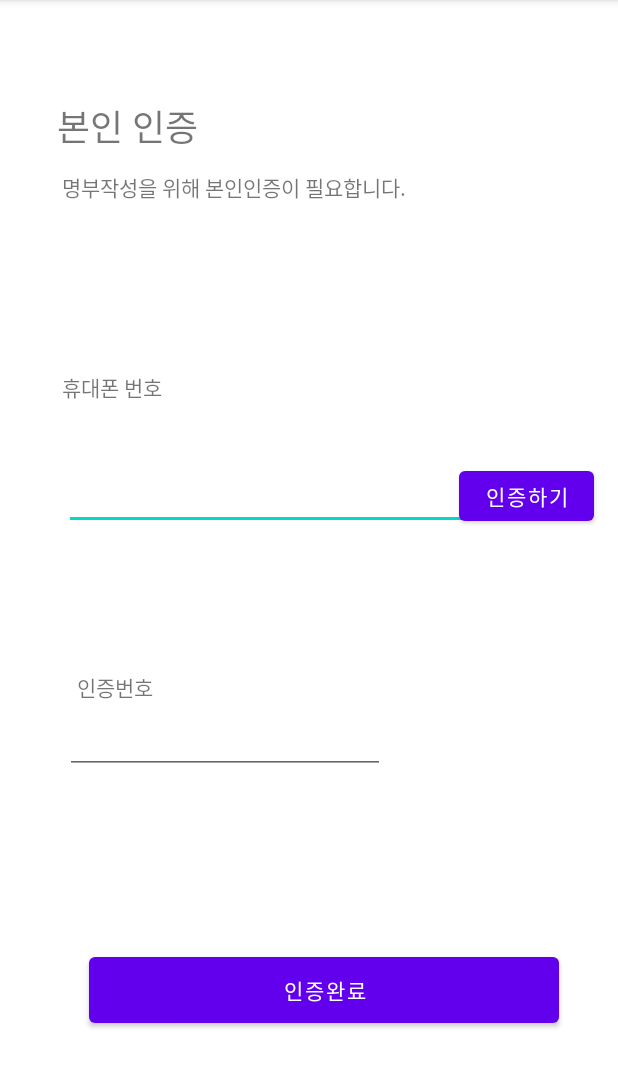
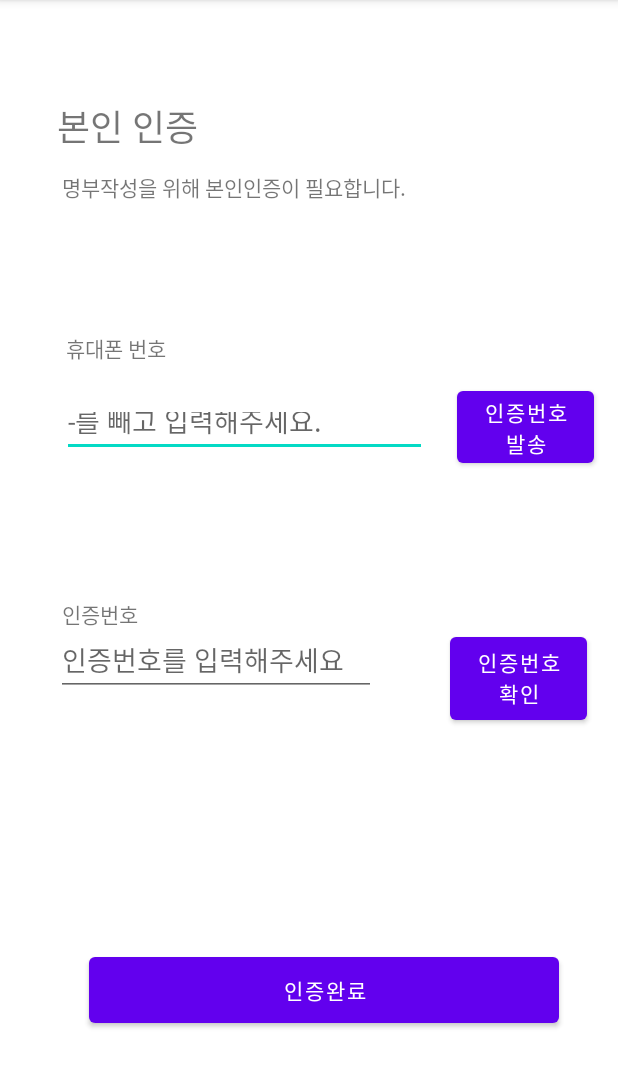
Before and after one commit to Huh21/project_with_a_jump, an Android app: the subActivity screen opened directly, with no data from a screen before it, on a phone screen of 412 x 824 dp, the part 84-1172 px from its top. Run offline under Robolectric (Android 15) with nearby library versions, the phone set to English and light mode, and no system bars.

Commit message:
문자 메시지 누락 재 커밋

```diff
--- a/app/src/main/java/org/ict/project_with_a_jump/subActivity.java
+++ b/app/src/main/java/org/ict/project_with_a_jump/subActivity.java
@@ -1,25 +1,124 @@
 package org.ict.project_with_a_jump;
 
 import androidx.appcompat.app.AppCompatActivity;
+import androidx.core.app.ActivityCompat;
+import androidx.core.content.ContextCompat;
 
+import android.Manifest;
+import android.app.PendingIntent;
 import android.content.Intent;
+import android.content.pm.PackageManager;
 import android.os.Bundle;
+import android.telephony.SmsManager;
 import android.view.View;
+import android.widget.Button;
 import android.widget.EditText;
+import android.widget.Toast;
+
+import java.util.Random;
 
 public class subActivity extends AppCompatActivity {
+
+    EditText user_pnumber;
+    Button sendSMSBt;
+    EditText inputCheckNum;
+    Button checkBt;
+
+    static final int SMS_SEND_PERMISSOW = 1;
+    //안증번호 비교를 위한 쉐어드 저장
+
+
+    String checkNum;
 
     @Override
     protected void onCreate(Bundle savedInstanceState) {
         super.onCreate(savedInstanceState);
         setContentView(R.layout.activity_sub);
+
+        sendSMSBt = findViewById(R.id.send_sms_button);
+        user_pnumber = findViewById(R.id.user_pnumber);
+        inputCheckNum = findViewById(R.id.input_check_num);
+        checkBt= findViewById(R.id.check_button4);
+
+
+        /***
+         * 문자 보내기 권한 확인
+         */
+        int permissonCheck = ContextCompat.checkSelfPermission(this, Manifest.permission.SEND_SMS);
+        if (permissonCheck != PackageManager.PERMISSION_GRANTED) {
+            //보내기 권한 거부
+            if (ActivityCompat.shouldShowRequestPermissionRationale(this, Manifest.permission.SEND_SMS)) {
+                Toast.makeText(getApplicationContext(), "SMS 권한이 필요합니다", Toast.LENGTH_SHORT).show();
+
+            }
+            ActivityCompat.requestPermissions(this, new String[]{Manifest.permission.SEND_SMS}, SMS_SEND_PERMISSOW);
+        }
+
+        sendSMSBt.setOnClickListener(new View.OnClickListener() {
+            @Override
+            public void onClick(View v) {
+                checkNum = numberGen(4,1);
+
+                sendSMS(user_pnumber.getText().toString(),"인증번호"+checkNum);
+            }
+        });
+
+        //인증번호 일치 확인 버튼
+        checkBt.setOnClickListener(new View.OnClickListener() {
+            @Override
+            public void onClick(View v) {
+                Toast.makeText(getApplicationContext(),"인증번호를 확인하였습니다",Toast.LENGTH_SHORT).show();
+            }
+        });
+    }
+
+
+    /***
+     *sms 기능
+     * @param phoneNumber
+     * @param message
+     */
+
+    private void sendSMS(String phoneNumber, String message)
+    {
+        PendingIntent pi = PendingIntent.getActivities(this, 0,
+                new Intent[]{new Intent(this, subActivity.class)}, 0);
+        SmsManager sms = SmsManager.getDefault();
+        sms.sendTextMessage(phoneNumber, null, message, pi, null);
+        Toast.makeText(getBaseContext(), "문자 메세지를 확인해주세요", Toast.LENGTH_SHORT).show();
+    }
+
+    /**
+     *
+     * @param len:생성한 난수의 길이
+     * @poram dupCd:중복 허용 여부
+     */
+    public static String numberGen(int len, int dupCd){
+
+        Random rand = new Random();
+        String numStr= "";
+
+        for(int i=0; i<len; i++){
+            String ran = Integer.toString(rand.nextInt(10));
+            if(dupCd==1){
+                numStr+= ran;
+            }else if(dupCd==2){
+                if(!numStr.contains(ran)){
+                    numStr+= ran;
+                }else{
+                    i-=1;
+                }
+            }
+        }
+        return numStr;
     }
 
     public void onClick_cf(View v) {
-        EditText user_pnumber  = (EditText) findViewById(R.id.user_pnumber);
+
         Intent intent_02= new Intent(getApplicationContext(), MainActivity2.class);
         String ph= user_pnumber.getText().toString();
         intent_02.putExtra("입력한 번호",ph);
         startActivity(intent_02);
     }
+
 }
--- a/app/src/main/res/layout/activity_sub.xml
+++ b/app/src/main/res/layout/activity_sub.xml
@@ -53,63 +53,80 @@
         android:text="휴대폰 번호"
         app:layout_constraintBottom_toTopOf="@+id/user_pnumber"
         app:layout_constraintEnd_toEndOf="parent"
-        app:layout_constraintHorizontal_bias="0.207"
+        app:layout_constraintHorizontal_bias="0.222"
         app:layout_constraintStart_toStartOf="parent"
         app:layout_constraintTop_toTopOf="parent"
-        app:layout_constraintVertical_bias="0.887"
+        app:layout_constraintVertical_bias="0.956"
         tools:ignore="MissingConstraints" />
 
     <Button
-        android:id="@+id/button4"
-        android:layout_width="90dp"
-        android:layout_height="45dp"
+        android:id="@+id/send_sms_button"
+        android:layout_width="91dp"
+        android:layout_height="60dp"
         android:layout_marginEnd="16dp"
         android:layout_marginRight="16dp"
-        android:text="인증하기"
+        android:onClick="sendSMS"
+        android:text="인증번호 발송"
         app:layout_constraintBottom_toBottomOf="parent"
         app:layout_constraintEnd_toEndOf="parent"
         app:layout_constraintTop_toTopOf="parent"
-        app:layout_constraintVertical_bias="0.426"
+        app:layout_constraintVertical_bias="0.36"
+        tools:ignore="MissingConstraints,OnClick" />
+
+    <EditText
+        android:id="@+id/user_pnumber"
+        android:layout_width="243dp"
+        android:layout_height="40dp"
+        android:ems="10"
+        android:hint="-를 빼고 입력해주세요."
+        android:inputType="phone"
+        app:layout_constraintBottom_toBottomOf="parent"
+        app:layout_constraintEnd_toEndOf="parent"
+        app:layout_constraintHorizontal_bias="0.244"
+        app:layout_constraintStart_toStartOf="parent"
+        app:layout_constraintTop_toTopOf="parent"
+        app:layout_constraintVertical_bias="0.364"
         tools:ignore="MissingConstraints" />
 
     <EditText
-        android:id="@+id/user_pnumber"
-        android:layout_width="271dp"
-        android:layout_height="41dp"
+        android:id="@+id/input_check_num"
+        android:layout_width="wrap_content"
+        android:layout_height="wrap_content"
         android:ems="10"
-        android:inputType="phone"
+        android:hint="인증번호를 입력해주세요"
+        android:inputType="number"
         app:layout_constraintBottom_toBottomOf="parent"
         app:layout_constraintEnd_toEndOf="parent"
-        app:layout_constraintHorizontal_bias="0.301"
+        app:layout_constraintHorizontal_bias="0.189"
         app:layout_constraintStart_toStartOf="parent"
         app:layout_constraintTop_toTopOf="parent"
-        app:layout_constraintVertical_bias="0.429"
+        app:layout_constraintVertical_bias="0.578"
         tools:ignore="MissingConstraints" />
 
     <TextView
         android:id="@+id/textView10"
-        android:layout_width="wrap_content"
-        android:layout_height="wrap_content"
+        android:layout_width="67dp"
+        android:layout_height="23dp"
         android:text="인증번호"
         app:layout_constraintBottom_toBottomOf="parent"
         app:layout_constraintEnd_toEndOf="parent"
-        app:layout_constraintHorizontal_bias="0.142"
+        app:layout_constraintHorizontal_bias="0.119"
         app:layout_constraintStart_toStartOf="parent"
         app:layout_constraintTop_toTopOf="parent"
-        app:layout_constraintVertical_bias="0.599"
+        app:layout_constraintVertical_bias="0.535"
         tools:ignore="MissingConstraints" />
 
-    <EditText
-        android:id="@+id/editTextNumber"
-        android:layout_width="wrap_content"
-        android:layout_height="wrap_content"
-        android:layout_marginBottom="252dp"
-        android:ems="10"
-        android:inputType="number"
+    <Button
+        android:id="@+id/check_button4"
+        android:layout_width="91dp"
+        android:layout_height="67dp"
+        android:text="인증번호 확인"
         app:layout_constraintBottom_toBottomOf="parent"
         app:layout_constraintEnd_toEndOf="parent"
-        app:layout_constraintHorizontal_bias="0.217"
+        app:layout_constraintHorizontal_bias="0.936"
         app:layout_constraintStart_toStartOf="parent"
-        tools:ignore="MissingConstraints" />
+        app:layout_constraintTop_toTopOf="parent"
+        app:layout_constraintVertical_bias="0.598" />
+
 
 </androidx.constraintlayout.widget.ConstraintLayout>
```
